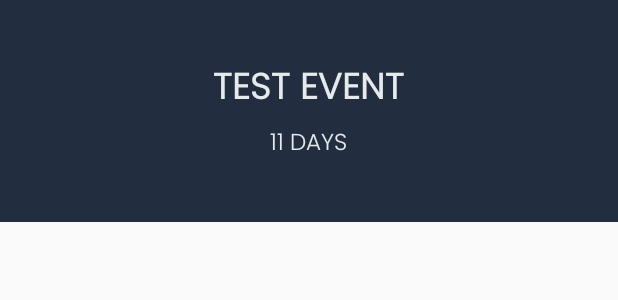
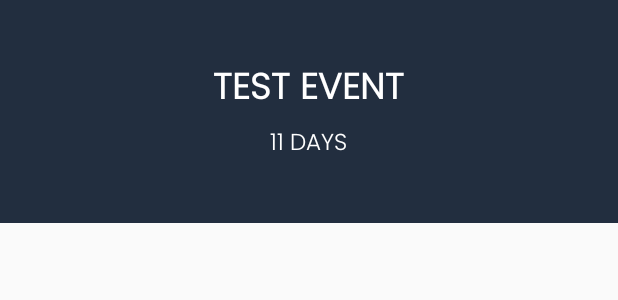
Before and after one commit to vojtechvosmik/soon_android, an Android app: the layout item_event.xml on its own in the app's theme, with its tools: preview values and no code run, on a phone screen of 412 x 824 dp. Shown: the top 300 px of the screen. Run offline under Robolectric (Android 15) with nearby library versions, the phone set to English and light mode, and no system bars.

Commit message:
events sort by date, font color

```diff
--- a/app/src/main/java/cz/vojtechvosmik/soon/fragments/EventsFragment.kt
+++ b/app/src/main/java/cz/vojtechvosmik/soon/fragments/EventsFragment.kt
@@ -37,7 +37,8 @@ class EventsFragment : BaseFragment() {
     private fun fetchEvents() {
         recycler_events.adapter = null
         val events = AppDatabase.getAppDatabase(context!!)?.eventsDao()?.getEvents()
-        if (events != null)
-            recycler_events.adapter = EventsAdapter(context!!, events)
+        val sortedEvents = events?.sortedBy { it.date }
+        if (sortedEvents != null)
+            recycler_events.adapter = EventsAdapter(context!!, sortedEvents)
     }
 }
--- a/app/src/main/java/cz/vojtechvosmik/soon/singletons/PhotoSingleton.kt
+++ b/app/src/main/java/cz/vojtechvosmik/soon/singletons/PhotoSingleton.kt
@@ -4,5 +4,5 @@ import android.graphics.Bitmap
 
 object PhotoSingleton {
 
-    var selectedPhoto: Bitmap? = null
+    var selectedPhoto: Bitmap? = null // not a best solution, but better than putting bitmap in intent extras :)
 }
--- a/app/src/main/res/layout/item_event.xml
+++ b/app/src/main/res/layout/item_event.xml
@@ -13,7 +13,7 @@
             android:layout_centerHorizontal="true"
             android:layout_alignParentTop="true"
             android:id="@+id/img_photo"
-            android:contentDescription="@string/description_event_photo" android:layout_marginBottom="2dp"
+            android:contentDescription="@string/description_event_photo" android:layout_marginBottom="1dp"
             android:foreground="@color/black_transparent" android:scaleType="centerCrop"/>
     <LinearLayout
             android:orientation="vertical"
@@ -27,7 +27,7 @@
                 tools:text="test event"
                 android:textAllCaps="true"
                 android:textSize="24sp"
-                android:textColor="@color/white_main"
+                android:textColor="@color/white"
                 android:textAlignment="center"
                 android:fontFamily="@font/poppins_light"
                 android:textStyle="bold"/>
@@ -39,7 +39,7 @@
                 tools:text="11 days"
                 android:textAllCaps="true"
                 android:textSize="15sp"
-                android:textColor="@color/white_main"
+                android:textColor="@color/white"
                 android:fontFamily="@font/poppins_light" android:layout_marginTop="3dp"/>
     </LinearLayout>
 </RelativeLayout>
```
